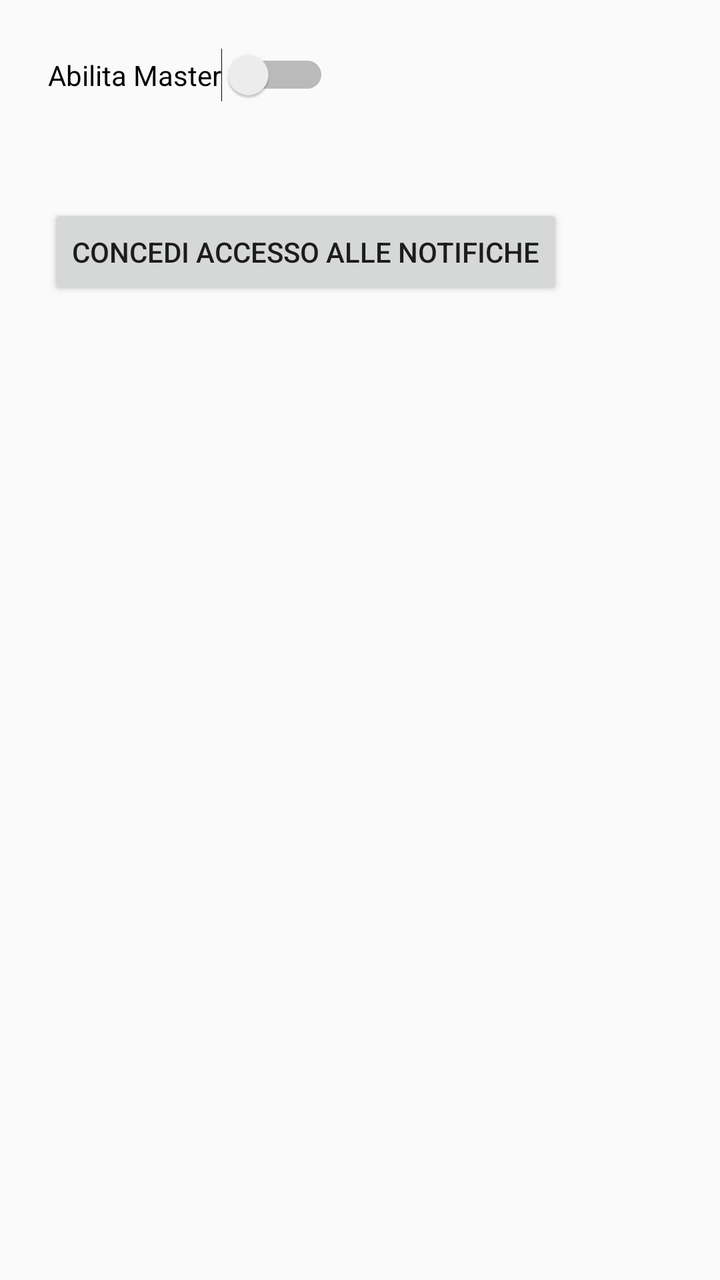
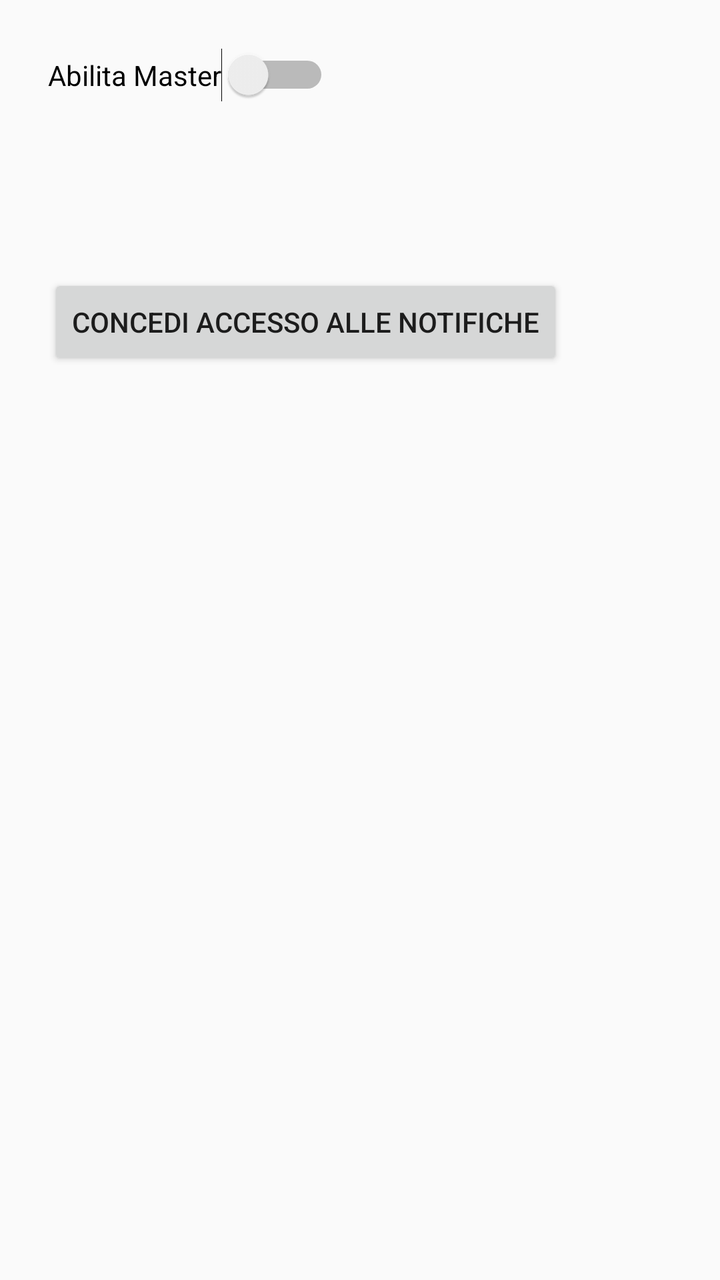

The first picture is an Android layout as it rendered before a commit; the second is the same layout after the commit. The layout source and the unified diff follow.
<!-- AndroidManifest.xml: application theme Theme.AppCompat.Light.DarkActionBar -->
<!-- res/layout/activity_main.xml -->
<?xml version="1.0" encoding="utf-8"?>
<LinearLayout xmlns:android="http://schemas.android.com/apk/res/android"
    android:layout_width="match_parent"
    android:layout_height="match_parent"
    android:orientation="vertical"
    android:padding="24dp">

    <Switch
        android:id="@+id/masterToggle"
        android:layout_width="wrap_content"
        android:layout_height="wrap_content"
        android:text="@string/master_toggle" />

    <TextView
        android:id="@+id/statusText"
        android:layout_width="wrap_content"
        android:layout_height="wrap_content"
        android:layout_marginTop="16dp" />

    <Button
        android:id="@+id/grantAccessButton"
        android:layout_width="wrap_content"
        android:layout_height="wrap_content"
        android:layout_marginTop="16dp"
        android:text="@string/grant_access" />

</LinearLayout>
<!-- resources referenced by this layout -->
<resources>
  <string name="grant_access">Concedi accesso alle notifiche</string>
  <string name="master_toggle">Abilita Master</string>
</resources>

<!-- the commit's change to res/layout/activity_main.xml (unified diff, before → after) -->
@@ -17,6 +17,12 @@
         android:layout_height="wrap_content"
         android:layout_marginTop="16dp" />
 
+    <TextView
+        android:id="@+id/accessText"
+        android:layout_width="wrap_content"
+        android:layout_height="wrap_content"
+        android:layout_marginTop="16dp" />
+
     <Button
         android:id="@+id/grantAccessButton"
         android:layout_width="wrap_content"
